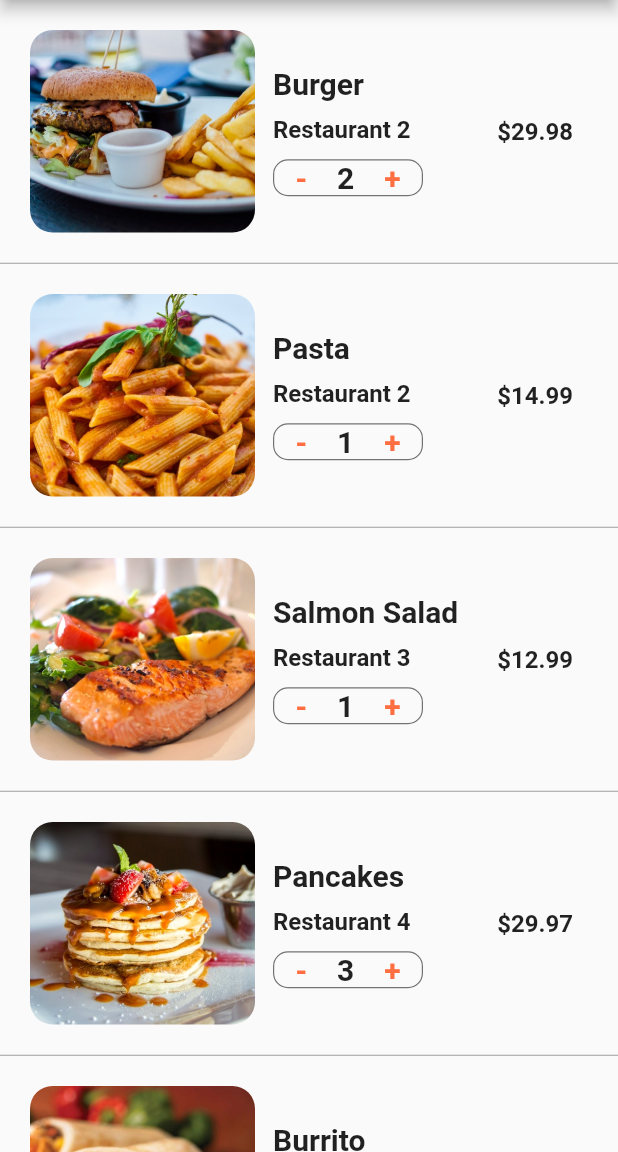
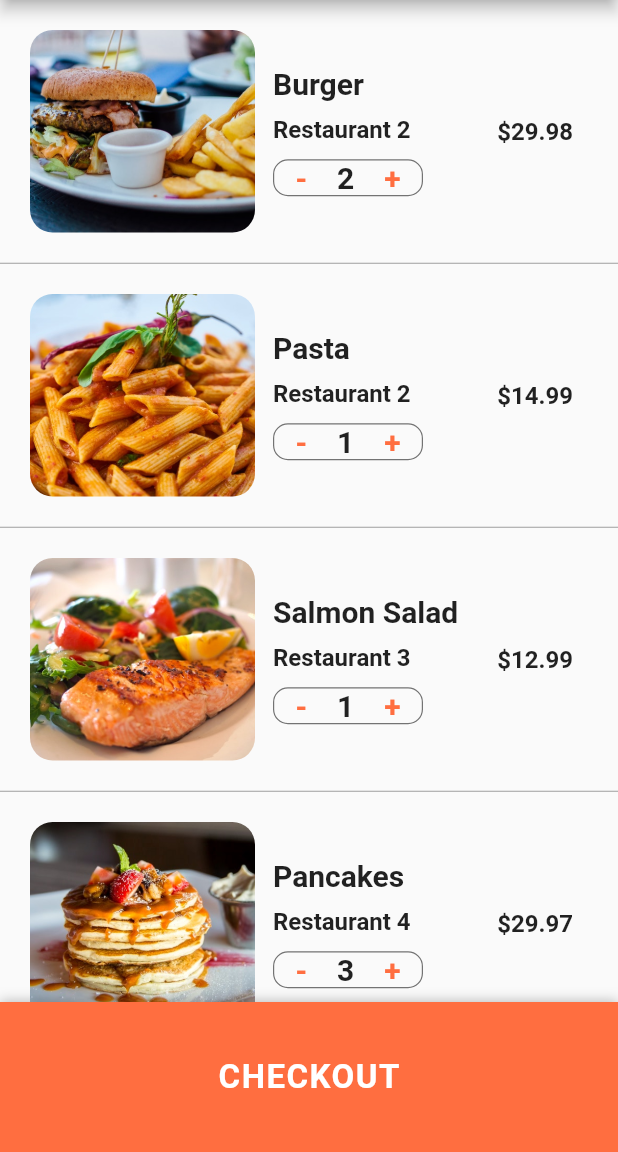
Before and after one commit to TomasKulik/FoodDeliveryUI, a Flutter app: the CartScreen screen opened directly, on a phone screen of 412 x 824 dp, the part 84-1236 px from its top. Run offline on Flutter 3.47's test engine with Material 2 defaults, Android fonts, the phone set to English and light mode, and no system bars.

Commit message:
Bottom sheet checkout button

```diff
--- a/lib/screens/cart_screen.dart
+++ b/lib/screens/cart_screen.dart
@@ -122,16 +122,71 @@ class _CartScreenState extends State<CartScreen> {
 
   @override
   Widget build(BuildContext context) {
+    double totalPrice = 0;
+    currentUser.cart.forEach(
+      (Order order) => totalPrice += order.quantity * order.food.price,
+    );
+
     return Scaffold(
       appBar: AppBar(
         title: Text('Cart (${currentUser.cart.length})'),
       ),
       body: ListView.separated(
         physics: BouncingScrollPhysics(),
-        itemCount: currentUser.cart.length,
+        itemCount: currentUser.cart.length + 1,
         itemBuilder: (BuildContext context, int index) {
-          Order order = currentUser.cart[index];
-          return _buildCartItem(order);
+          if (index < currentUser.cart.length) {
+            Order order = currentUser.cart[index];
+            return _buildCartItem(order);
+          }
+          return Padding(
+            padding: EdgeInsets.all(20.0),
+            child: Column(
+              children: <Widget>[
+                Row(
+                  mainAxisAlignment: MainAxisAlignment.spaceBetween,
+                  children: <Widget>[
+                    Text(
+                      'Estimated Delivery Time',
+                      style: TextStyle(
+                        fontSize: 20.0,
+                        fontWeight: FontWeight.w600,
+                      ),
+                    ),
+                    Text(
+                      '25 min',
+                      style: TextStyle(
+                        fontSize: 20.0,
+                        fontWeight: FontWeight.w600,
+                      ),
+                    ),
+                  ],
+                ),
+                SizedBox(height: 10.0),
+                Row(
+                  mainAxisAlignment: MainAxisAlignment.spaceBetween,
+                  children: <Widget>[
+                    Text(
+                      'Total Cost',
+                      style: TextStyle(
+                        fontSize: 20.0,
+                        fontWeight: FontWeight.w600,
+                      ),
+                    ),
+                    Text(
+                      '\$${totalPrice.toStringAsFixed(2)}',
+                      style: TextStyle(
+                        color: Colors.green[700],
+                        fontSize: 20.0,
+                        fontWeight: FontWeight.w600,
+                      ),
+                    ),
+                  ],
+                ),
+                SizedBox(height: 100.0),
+              ],
+            ),
+          );
         },
         separatorBuilder: (BuildContext context, int index) {
           return Divider(
@@ -140,6 +195,34 @@ class _CartScreenState extends State<CartScreen> {
           );
         },
       ),
+      bottomSheet: Container(
+        height: 100.0,
+        width: MediaQuery.of(context).size.width,
+        decoration: BoxDecoration(
+          color: Theme.of(context).primaryColor,
+          boxShadow: [
+            BoxShadow(
+              color: Colors.black26,
+              offset: Offset(0, -1),
+              blurRadius: 6.0,
+            ),
+          ],
+        ),
+        child: Center(
+          child: FlatButton(
+            child: Text(
+              'CHECKOUT',
+              style: TextStyle(
+                color: Colors.white,
+                fontSize: 22.0,
+                fontWeight: FontWeight.bold,
+                letterSpacing: 1,
+              ),
+            ),
+            onPressed: () {},
+          ),
+        ),
+      ),
     );
   }
 }
```
